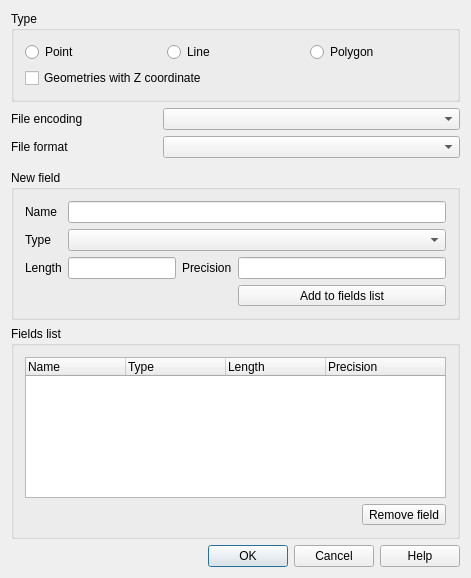
Before: the Qt Designer form src/ui/qgsnewvectorlayerdialogbase.ui in qgis/QGIS, drawn with Qt 5.
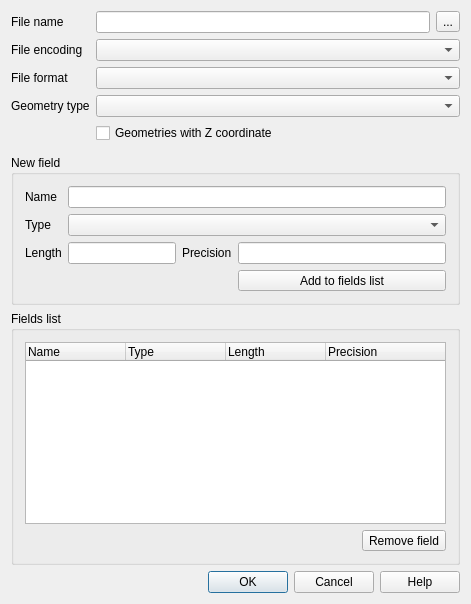
After: the same form once the commit is applied. Icons and pictures are not drawn. Custom widgets are drawn as their Qt base class.

Commit message:
Refactor the New Shapefile dialog
to mimic the GeoPakage sequence

Diff of the .ui file:
```diff
--- a/src/ui/qgsnewvectorlayerdialogbase.ui
+++ b/src/ui/qgsnewvectorlayerdialogbase.ui
@@ -7,7 +7,7 @@
     <x>0</x>
     <y>0</y>
     <width>471</width>
-    <height>578</height>
+    <height>604</height>
    </rect>
   </property>
   <property name="windowTitle">
@@ -17,91 +17,14 @@
    <bool>true</bool>
   </property>
   <layout class="QGridLayout">
-   <item row="5" column="1" colspan="2">
-    <widget class="QComboBox" name="mFileEncoding">
-     <property name="enabled">
-      <bool>true</bool>
-     </property>
-    </widget>
-   </item>
-   <item row="6" column="0">
-    <widget class="QLabel" name="mFileFormatLabel">
-     <property name="enabled">
-      <bool>true</bool>
-     </property>
-     <property name="text">
-      <string>File format</string>
-     </property>
-     <property name="buddy">
-      <cstring>mFileFormatComboBox</cstring>
-     </property>
-    </widget>
-   </item>
-   <item row="6" column="1" colspan="2">
-    <widget class="QComboBox" name="mFileFormatComboBox">
-     <property name="enabled">
-      <bool>true</bool>
-     </property>
-    </widget>
-   </item>
-   <item row="5" column="0">
-    <widget class="QLabel" name="mFileFormatLabel_2">
-     <property name="enabled">
-      <bool>true</bool>
-     </property>
-     <property name="text">
-      <string>File encoding</string>
-     </property>
-     <property name="buddy">
-      <cstring>mFileFormatComboBox</cstring>
-     </property>
-    </widget>
-   </item>
-   <item row="9" column="0" colspan="3">
+   <item row="9" column="0" colspan="2">
     <widget class="QgsProjectionSelectionWidget" name="mCrsSelector" native="true">
      <property name="focusPolicy">
       <enum>Qt::StrongFocus</enum>
      </property>
     </widget>
    </item>
-   <item row="2" column="0" colspan="3">
-    <widget class="QGroupBox" name="buttonGroup1">
-     <property name="title">
-      <string>Type</string>
-     </property>
-     <layout class="QGridLayout" name="gridLayout1">
-      <item row="0" column="1">
-       <widget class="QRadioButton" name="mLineRadioButton">
-        <property name="text">
-         <string>Line</string>
-        </property>
-       </widget>
-      </item>
-      <item row="0" column="0">
-       <widget class="QRadioButton" name="mPointRadioButton">
-        <property name="text">
-         <string>Point</string>
-        </property>
-       </widget>
-      </item>
-      <item row="1" column="0" colspan="3">
-       <widget class="QCheckBox" name="mGeometryWithZCheckBox">
-        <property name="text">
-         <string>Geometries with Z coordinate</string>
-        </property>
-       </widget>
-      </item>
-      <item row="0" column="2">
-       <widget class="QRadioButton" name="mPolygonRadioButton">
-        <property name="text">
-         <string>Polygon</string>
-        </property>
-       </widget>
-      </item>
-     </layout>
-    </widget>
-   </item>
-   <item row="14" column="0" colspan="3">
+   <item row="14" column="0" colspan="2">
     <widget class="QDialogButtonBox" name="buttonBox">
      <property name="orientation">
       <enum>Qt::Horizontal</enum>
@@ -111,7 +34,7 @@
      </property>
     </widget>
    </item>
-   <item row="10" column="0" colspan="3">
+   <item row="10" column="0" colspan="2">
     <widget class="QGroupBox" name="groupBox">
      <property name="title">
       <string>New field</string>
@@ -195,10 +118,23 @@
         </property>
        </widget>
       </item>
+      <item row="4" column="0" colspan="4">
+       <spacer name="horizontalSpacer">
+        <property name="orientation">
+         <enum>Qt::Horizontal</enum>
+        </property>
+        <property name="sizeHint" stdset="0">
+         <size>
+          <width>40</width>
+          <height>20</height>
+         </size>
+        </property>
+       </spacer>
+      </item>
      </layout>
     </widget>
    </item>
-   <item row="12" column="0" colspan="3">
+   <item row="12" column="0" colspan="2">
     <widget class="QGroupBox" name="groupBox_2">
      <property name="title">
       <string>Fields list</string>
@@ -244,7 +180,7 @@
        </widget>
       </item>
       <item row="3" column="0">
-       <spacer>
+       <spacer name="spacer">
         <property name="orientation">
          <enum>Qt::Horizontal</enum>
         </property>
@@ -282,6 +218,109 @@
      </layout>
     </widget>
    </item>
+   <item row="4" column="0" colspan="2">
+    <layout class="QGridLayout" name="gridLayout_3">
+     <item row="3" column="0">
+      <widget class="QLabel" name="mGeometryTypeLabel">
+       <property name="sizePolicy">
+        <sizepolicy hsizetype="Minimum" vsizetype="Preferred">
+         <horstretch>0</horstretch>
+         <verstretch>0</verstretch>
+        </sizepolicy>
+       </property>
+       <property name="text">
+        <string>Geometry type</string>
+       </property>
+      </widget>
+     </item>
+     <item row="1" column="0">
+      <widget class="QLabel" name="mFileFormatLabel_2">
+       <property name="enabled">
+        <bool>true</bool>
+       </property>
+       <property name="sizePolicy">
+        <sizepolicy hsizetype="Minimum" vsizetype="Preferred">
+         <horstretch>0</horstretch>
+         <verstretch>0</verstretch>
+        </sizepolicy>
+       </property>
+       <property name="text">
+        <string>File encoding</string>
+       </property>
+       <property name="buddy">
+        <cstring>mFileFormatComboBox</cstring>
+       </property>
+      </widget>
+     </item>
+     <item row="2" column="0">
+      <widget class="QLabel" name="mFileFormatLabel">
+       <property name="enabled">
+        <bool>true</bool>
+       </property>
+       <property name="sizePolicy">
+        <sizepolicy hsizetype="Minimum" vsizetype="Preferred">
+         <horstretch>0</horstretch>
+         <verstretch>0</verstretch>
+        </sizepolicy>
+       </property>
+       <property name="text">
+        <string>File format</string>
+       </property>
+       <property name="buddy">
+        <cstring>mFileFormatComboBox</cstring>
+       </property>
+      </widget>
+     </item>
+     <item row="0" column="0">
+      <widget class="QLabel" name="mFileNameLabel">
+       <property name="text">
+        <string>File name</string>
+       </property>
+      </widget>
+     </item>
+     <item row="0" column="1">
+      <widget class="QLineEdit" name="mFileNameEdit"/>
+     </item>
+     <item row="1" column="1" colspan="2">
+      <widget class="QComboBox" name="mFileEncoding">
+       <property name="enabled">
+        <bool>true</bool>
+       </property>
+      </widget>
+     </item>
+     <item row="2" column="1" colspan="2">
+      <widget class="QComboBox" name="mFileFormatComboBox">
+       <property name="enabled">
+        <bool>true</bool>
+       </property>
+      </widget>
+     </item>
+     <item row="3" column="1" colspan="2">
+      <widget class="QComboBox" name="mGeometryTypeBox">
+       <property name="sizePolicy">
+        <sizepolicy hsizetype="Expanding" vsizetype="Fixed">
+         <horstretch>0</horstretch>
+         <verstretch>0</verstretch>
+        </sizepolicy>
+       </property>
+      </widget>
+     </item>
+     <item row="4" column="1" colspan="2">
+      <widget class="QCheckBox" name="mGeometryWithZCheckBox">
+       <property name="text">
+        <string>Geometries with Z coordinate</string>
+       </property>
+      </widget>
+     </item>
+     <item row="0" column="2">
+      <widget class="QToolButton" name="mBrowseFileName">
+       <property name="text">
+        <string>...</string>
+       </property>
+      </widget>
+     </item>
+    </layout>
+   </item>
   </layout>
  </widget>
  <layoutdefault spacing="6" margin="11"/>
```
Left out of the diff: 7 changed lines with no effect on the pictures. The commit also changes 3 other files.
